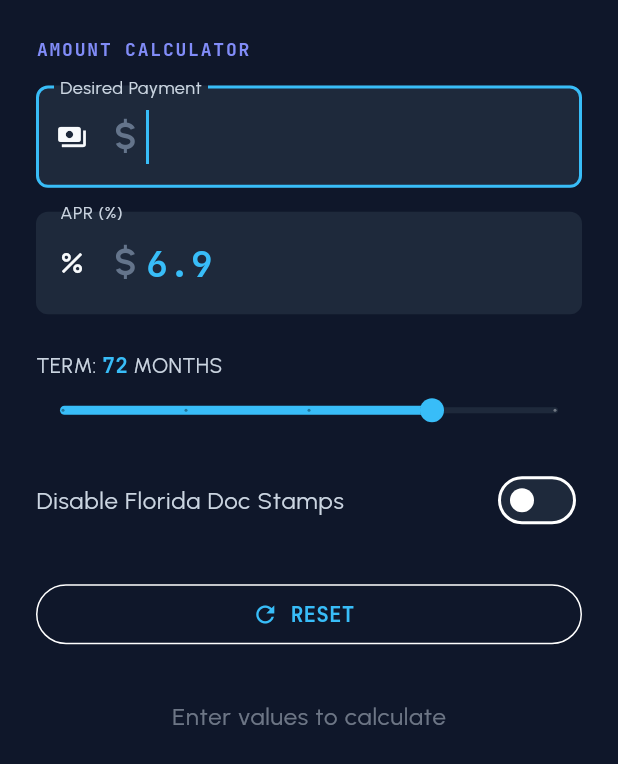
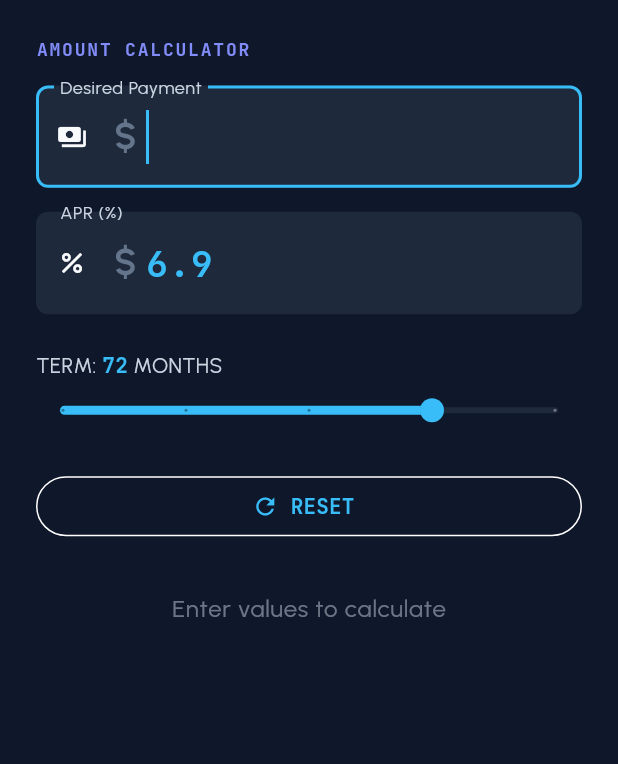
Before and after one commit to seanzmc/stingcalc_flutter, a Flutter app: the AmountCalculatorScreen widget shown alone on an empty page, opened directly, after a tap on "RESET", on a phone screen of 412 x 824 dp. Shown: the top 764 px of the screen. Run offline on Flutter 3.47's test engine with Material 3 defaults, Android fonts, the phone set to English and light mode, and no system bars; our stand-ins replace fl_chart, font_awesome_flutter, google_fonts.

Commit message:
fixed error class in rate solver, removed doc stamps from amount calc.

```diff
--- a/lib/amount_calculator_screen.dart
+++ b/lib/amount_calculator_screen.dart
@@ -21,11 +21,8 @@ class _AmountCalculatorScreenState extends State<AmountCalculatorScreen> {
   final _termFocusNode = FocusNode();
 
   int _term = 72;
-  bool _disableDocStamps = false;
 
   double? _loanAmount;
-  double? _docStamps;
-  double? _totalLoan;
 
   @override
   void initState() {
@@ -63,10 +60,7 @@ class _AmountCalculatorScreenState extends State<AmountCalculatorScreen> {
     _rateController.text = '6.9';
     setState(() {
       _term = 72;
-      _disableDocStamps = false;
       _loanAmount = null;
-      _docStamps = null;
-      _totalLoan = null;
     });
     // Focus back on the first field
     _paymentFocusNode.requestFocus();
@@ -79,8 +73,6 @@ class _AmountCalculatorScreenState extends State<AmountCalculatorScreen> {
     if (payment <= 0 || rate == null) {
       setState(() {
         _loanAmount = null;
-        _docStamps = null;
-        _totalLoan = null;
       });
       return;
     }
@@ -91,13 +83,8 @@ class _AmountCalculatorScreenState extends State<AmountCalculatorScreen> {
       annualRatePercent: rate,
     );
 
-    final docStamps = _disableDocStamps ? 0.0 : LoanMath.docStamps(loanAmount);
-    final totalLoan = loanAmount + docStamps;
-
     setState(() {
       _loanAmount = loanAmount;
-      _docStamps = docStamps;
-      _totalLoan = totalLoan;
     });
   }
 
@@ -202,18 +189,6 @@ class _AmountCalculatorScreenState extends State<AmountCalculatorScreen> {
               _calculate();
             },
           ),
-          const SizedBox(height: 16),
-          SwitchListTile(
-            title: const Text('Disable Florida Doc Stamps'),
-            value: _disableDocStamps,
-            onChanged: (value) {
-              setState(() {
-                _disableDocStamps = value;
-              });
-              _calculate();
-            },
-            contentPadding: EdgeInsets.zero,
-          ),
           const SizedBox(height: 24),
           SizedBox(
             width: double.infinity,
@@ -277,29 +252,10 @@ class _AmountCalculatorScreenState extends State<AmountCalculatorScreen> {
     return Column(
       children: [
         DataReadout(
-          label: 'LOAN AMOUNT (PRE-TAX)',
+          label: 'LOAN AMOUNT',
           value: _formatCurrency(_loanAmount!),
           isLarge: true,
           valueColor: theme.colorScheme.primary,
-        ),
-        const SizedBox(height: 24),
-        Row(
-          children: [
-            Expanded(
-              child: DataReadout(
-                label: 'DOC STAMPS',
-                value: _formatCurrency(_docStamps ?? 0.0),
-              ),
-            ),
-            const SizedBox(width: 16),
-            Expanded(
-              child: DataReadout(
-                label: 'TOTAL LOAN',
-                value: _formatCurrency(_totalLoan ?? 0.0),
-                valueColor: theme.colorScheme.secondary,
-              ),
-            ),
-          ],
         ),
       ],
     );
```
Also changed, not shown: lib/rate_solver_screen.dart (+20 -5 lines).
